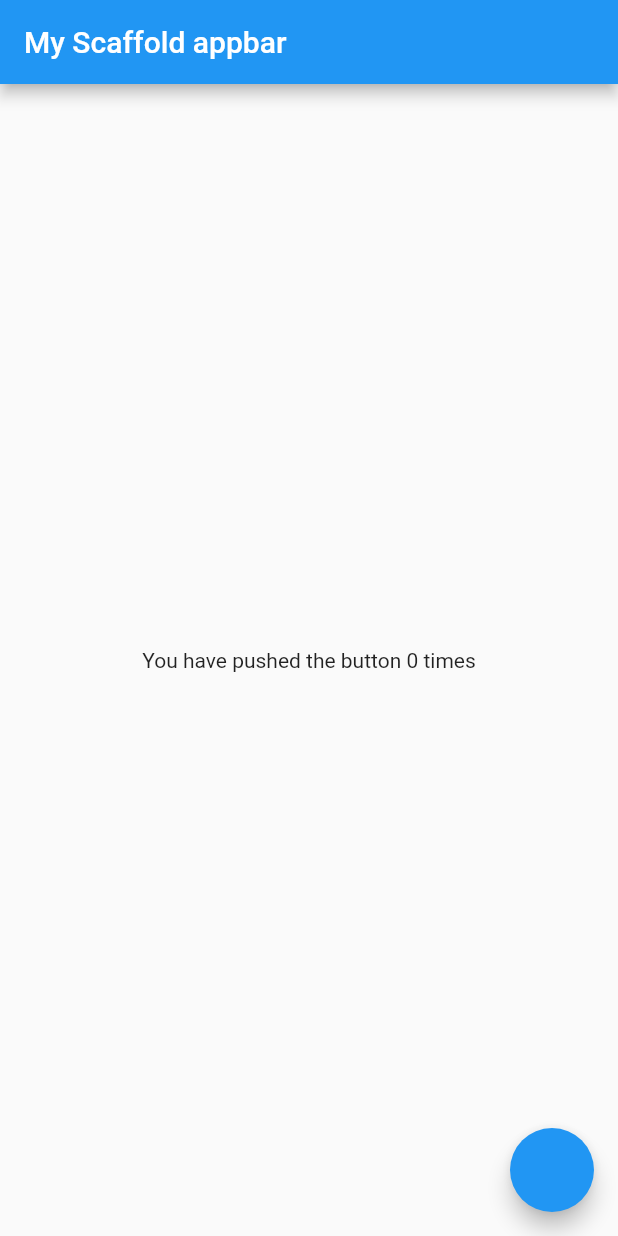
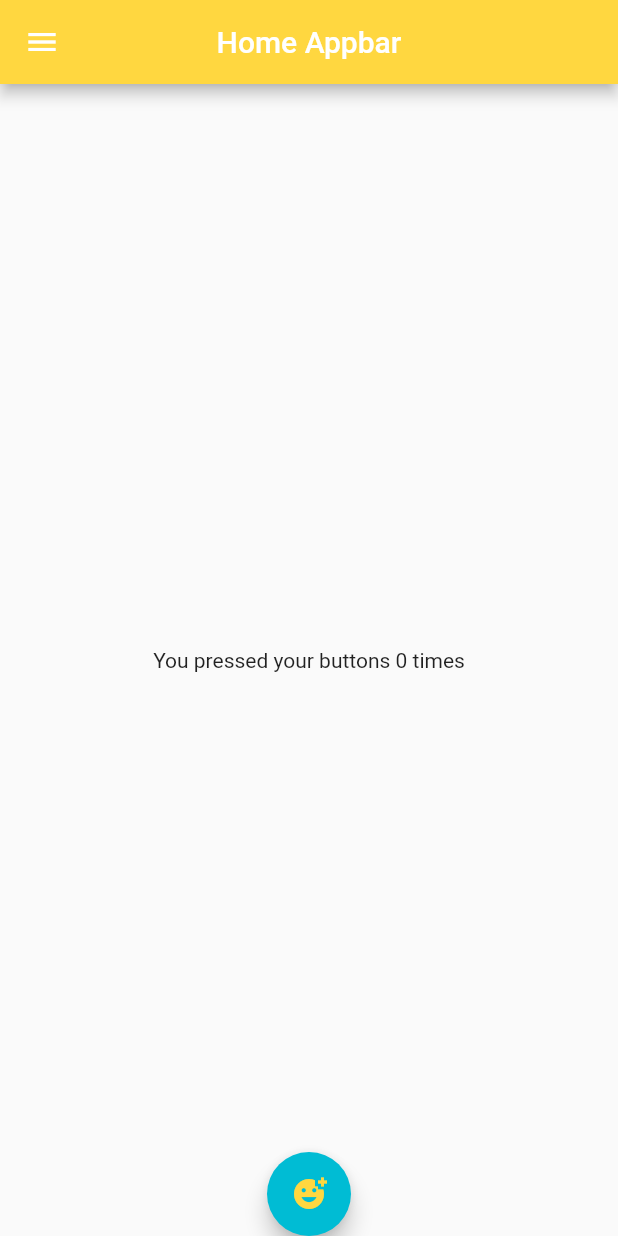
Before and after one commit to MiNHAZ-33/Flutter-Basic, a Flutter app: the screen it shows after launch, on a phone screen of 412 x 824 dp. Run offline on Flutter 3.47's test engine with Material 2 defaults, Android fonts, the phone set to English and light mode, and no system bars.

Commit message:
app drawer is created. not very good though.

```diff
--- a/lib/main.dart
+++ b/lib/main.dart
@@ -7,33 +7,64 @@ class MyApp extends StatelessWidget {
 
   @override
   Widget build(BuildContext context) {
-    return MaterialApp(title: 'My App', home: MyScaffold());
+    return MaterialApp(title: 'My App', home: HomePage());
   }
 }
 
-class MyScaffold extends StatefulWidget {
-  const MyScaffold({Key? key}) : super(key: key);
+class HomePage extends StatefulWidget {
+  const HomePage({Key? key}) : super(key: key);
 
   @override
-  _MyScaffoldState createState() => _MyScaffoldState();
+  _HomePageState createState() => _HomePageState();
 }
 
-class _MyScaffoldState extends State<MyScaffold> {
+class _HomePageState extends State<HomePage> {
+  @override
   int _count = 0;
-  @override
   Widget build(BuildContext context) {
     return Scaffold(
+      drawer: Drawer(
+        child: ListView(
+          children: [
+            DrawerHeader(
+              decoration: BoxDecoration(color: Colors.amber),
+              child: Text('Drawer header'),
+            ),
+            ListTile(
+              leading: IconButton(
+                icon: Icon(Icons.menu),
+                onPressed: () {},
+              ),
+            ),
+            ListTile(
+              leading: IconButton(
+                icon: Icon(Icons.home),
+                onPressed: () {},
+              ),
+            )
+          ],
+        ),
+      ),
       appBar: AppBar(
-        title: Text('My Scaffold appbar'),
+        title: Text('Home Appbar'),
+        centerTitle: true,
+        backgroundColor: Colors.amberAccent,
       ),
       body: Center(
-        child: Text('You have pushed the button $_count times'),
+        child: Text('You pressed your buttons $_count times'),
       ),
       floatingActionButton: FloatingActionButton(
         onPressed: () => setState(() {
           _count++;
         }),
+        child: Icon(
+          Icons.add_reaction_sharp,
+          color: Colors.amberAccent,
+        ),
+        backgroundColor: Colors.cyan,
       ),
+      floatingActionButtonLocation: FloatingActionButtonLocation.centerDocked,
+      floatingActionButtonAnimator: FloatingActionButtonAnimator.scaling,
     );
   }
 }
```
